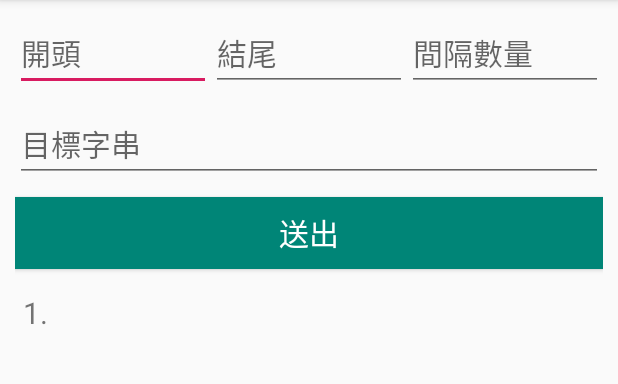
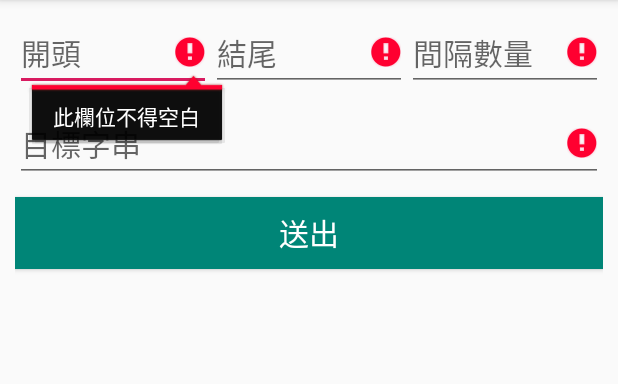
Before and after one commit to labu8712/find-sub-strings, an Android app: the screen it shows after launch (MainActivity), after a tap on "送出", on a phone screen of 412 x 824 dp, the part 84-468 px from its top. Run offline under Robolectric (Android 15) with nearby library versions, the phone set to English and light mode, and no system bars.

Commit message:
feat: Rename IntervalCount to Interval and add valid for text input

```diff
--- a/app/src/main/java/me/arthurc/find_sub_strings/MainActivity.java
+++ b/app/src/main/java/me/arthurc/find_sub_strings/MainActivity.java
@@ -15,7 +15,7 @@ import java.util.regex.Pattern;
 public class MainActivity extends AppCompatActivity implements View.OnClickListener {
     private EditText etStartWith;
     private EditText etEndWith;
-    private EditText etIntervalCount;
+    private EditText etInterval;
     private EditText etTarget;
     private TextView tvResult;
 
@@ -28,7 +28,7 @@ public class MainActivity extends AppCompatActivity implements View.OnClickListe
 
         etStartWith = findViewById(R.id.et_start_with);
         etEndWith = findViewById(R.id.et_end_with);
-        etIntervalCount = findViewById(R.id.et_interval_count);
+        etInterval = findViewById(R.id.et_interval);
         etTarget = findViewById(R.id.et_target);
         tvResult = findViewById(R.id.tv_result);
 
@@ -53,19 +53,35 @@ public class MainActivity extends AppCompatActivity implements View.OnClickListe
         }
     }
 
-    private void doSubmit() {
-        int interval = Integer.parseInt(etIntervalCount.getText().toString());
+    private boolean validEditText() {
+        ArrayList<EditText> editTexts = new ArrayList<>();
 
-        if (interval < 0) {
-            etIntervalCount.setText("");
-            Toast.makeText(this, "間隔需要大於 0", Toast.LENGTH_SHORT).show();
-            return;
+        editTexts.add(etStartWith);
+        editTexts.add(etEndWith);
+        editTexts.add(etInterval);
+        editTexts.add(etTarget);
+
+        boolean hasError = false;
+
+        for (EditText editText: editTexts) {
+            if (editText.getText().toString().isEmpty()) {
+                editText.setError("此欄位不得空白");
+                hasError = true;
+            }
         }
 
+        return !hasError;
+    }
+
+    private void doSubmit() {
+        if (!validEditText()) return;
+
+        String interval = etInterval.getText().toString();
         String startWith = etStartWith.getText().toString();
         String endWith = etEndWith.getText().toString();
-        String p = String.format(Locale.getDefault(), "%s.{%d,}%s", startWith, interval, endWith);
+
         String s = etTarget.getText().toString();
+        String p = String.format(Locale.getDefault(), "%s.{%s,}%s", startWith, interval, endWith);
 
         findResult(s, p);
 
--- a/app/src/main/res/layout/activity_main.xml
+++ b/app/src/main/res/layout/activity_main.xml
@@ -33,11 +33,11 @@
             android:textSize="20sp" />
 
         <EditText
-            android:id="@+id/et_interval_count"
+            android:id="@+id/et_interval"
             android:layout_width="0dp"
             android:layout_height="wrap_content"
             android:layout_weight="1"
-            android:hint="@string/interval_count"
+            android:hint="@string/interval"
             android:inputType="number"
             android:textSize="20sp" />
 
--- a/app/src/main/res/values/strings.xml
+++ b/app/src/main/res/values/strings.xml
@@ -1,6 +1,6 @@
 <resources>
     <string name="app_name">尋找子字串</string>
-    <string name="interval_count">間隔數量</string>
+    <string name="interval">間隔數量</string>
     <string name="end_with">結尾</string>
     <string name="start_with">開頭</string>
     <string name="submit">送出</string>
```
